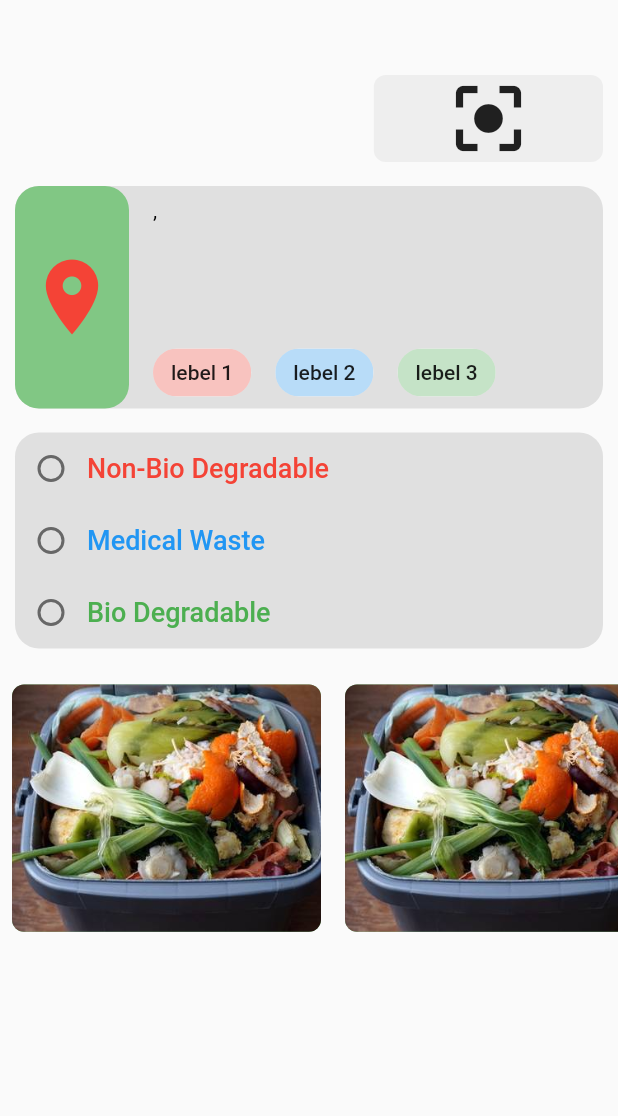
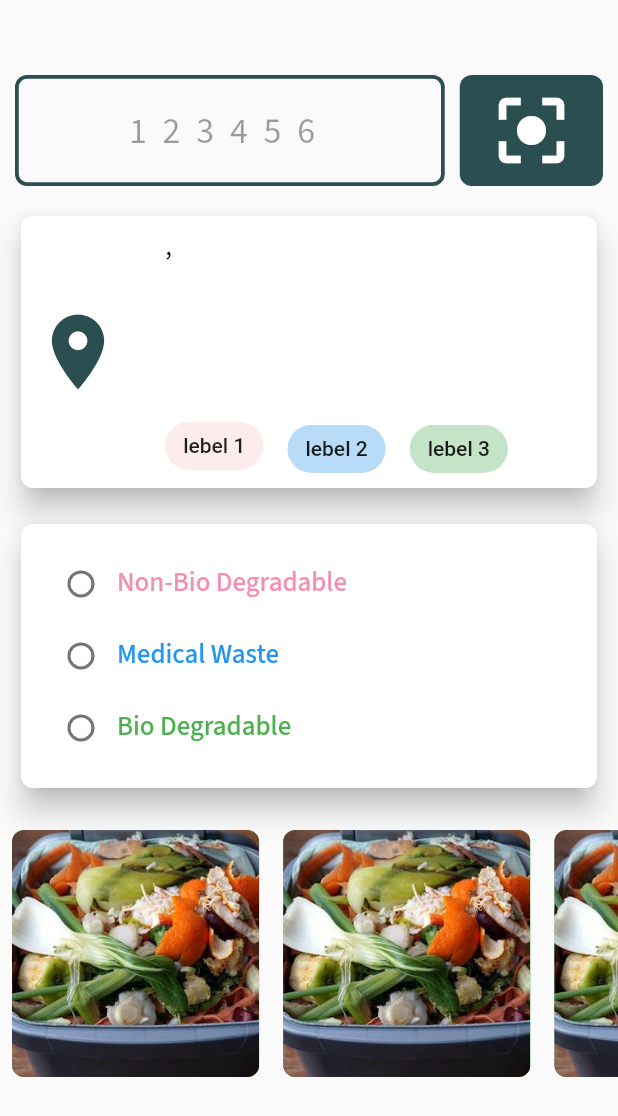
Before and after one commit to jddeep/BinMe, a Flutter app: the DustSelectionPage screen opened directly with empty values, on a phone screen of 412 x 824 dp. Shown: the top 1116 px of the screen. Run offline on Flutter 3.47's test engine with Material 2 defaults, Android fonts, the phone set to English and light mode, and no system bars; our stand-ins replace cloud_firestore, firebase_auth, google_fonts, google_maps_flutter, google_sign_in, image_picker and 1 more; missing offline and left inert: geocoder, qr_code_scanner; accounts and stored records are empty.

Commit message:
UI Update

```diff
--- a/lib/screens/dustSelection/dustSelectionPage.dart
+++ b/lib/screens/dustSelection/dustSelectionPage.dart
@@ -3,6 +3,7 @@ import 'dart:io';
 
 import 'package:flutter/material.dart';
 import 'package:geocoder/geocoder.dart';
+import 'package:google_fonts/google_fonts.dart';
 import 'package:google_maps_flutter/google_maps_flutter.dart';
 import 'package:image_picker/image_picker.dart';
 import 'package:rrr/constants/constants.dart';
@@ -118,16 +119,16 @@ class _DustSelectionPageState extends State<DustSelectionPage>
     return _file;
   }
 
-  Future<String> _getAddress(LatLng location )async {
+  Future<String> _getAddress(LatLng location) async {
     final coordinates = new Coordinates(location.latitude, location.longitude);
-    var addresses = await Geocoder.local.findAddressesFromCoordinates(coordinates);
+    var addresses =
+        await Geocoder.local.findAddressesFromCoordinates(coordinates);
     var first = addresses.first;
     print("${first.featureName} , ${first.addressLine}");
     setState(() {
       _address = "${first.featureName}, ${first.addressLine}";
     });
   }
-
 
   @override
   Widget build(BuildContext context) {
@@ -147,45 +148,56 @@ class _DustSelectionPageState extends State<DustSelectionPage>
                   children: [
                     Flexible(
                       flex: 3,
-                      child: Container(
-                          child: Text(widget.dustCode ?? '123456'),
-                          color: Colors.grey[200]),
-                      // child: TextField(
-                      //   controller: _editingController,
-                      //   keyboardType: TextInputType.number,
-                      //   decoration: InputDecoration(
-                      //     // focusColor: Colors.grey[200],
-                      //     hintText: "Enter dustbin no.",
-                      //     enabledBorder: OutlineInputBorder(
-                      //         borderRadius: BorderRadius.circular(8.0),
-                      //         borderSide:
-                      //             BorderSide(color: Colors.transparent)),
-                      //     focusedBorder: OutlineInputBorder(
-                      //         borderRadius: BorderRadius.circular(8.0),
-                      //         borderSide:
-                      //             BorderSide(color: Colors.transparent)),
-                      //     fillColor: Colors.grey[200],
-                      //     filled: true,
-                      //     border: OutlineInputBorder(
-                      //       borderSide: BorderSide(
-                      //         color: Colors.transparent,
-                      //       ),
-                      //     ),
-                      //   ),
-                      //   onEditingComplete: () {
-                      //     // todo
-                      //   },
-                      // ),
+                      child: TextField(
+                        textAlign: TextAlign.center,
+                        style: TextStyle(
+                            fontFamily: GoogleFonts.sourceSansPro(
+                                    fontWeight: FontWeight.bold)
+                                .fontFamily,
+                            fontSize: 24,
+                            letterSpacing: 10.5,
+                            color: Color(0xFF2B4F50)),
+                        keyboardType: TextInputType.number,
+                        decoration: InputDecoration(
+                          // focusColor: Colors.grey[200],
+                          hintText: "123456",
+                          hintStyle: TextStyle(
+                              fontFamily: GoogleFonts.sourceSansPro(
+                                      fontWeight: FontWeight.bold)
+                                  .fontFamily,
+                              fontSize: 24,
+                              letterSpacing: 10.5,
+                              color: Colors.black38),
+                          enabledBorder: OutlineInputBorder(
+                              borderRadius: BorderRadius.circular(8.0),
+                              borderSide: BorderSide(
+                                  color: Color(0xFF2B4F50), width: 2.5)),
+                          focusedBorder: OutlineInputBorder(
+                              borderRadius: BorderRadius.circular(8.0),
+                              borderSide: BorderSide(
+                                  color: Color(0xFF2B4F50), width: 2.5)),
+//                        fillColor: Colors.grey[200],
+//                        filled: true,
+                          border: OutlineInputBorder(
+                            borderSide: BorderSide(
+                              color: Colors.transparent,
+                            ),
+                          ),
+                        ),
+                        onEditingComplete: () {},
+                      ),
                     ),
                     SizedBox(
                       width: 10.0,
                     ),
                     Flexible(
-                      flex: 2,
+                      flex: 1,
                       child: Container(
                         decoration: BoxDecoration(
-                            color: Colors.grey[200],
+                            color: Color(0xFF2B4F50),
                             borderRadius: BorderRadius.circular(8.0)),
+                        child: Padding(
+                          padding: const EdgeInsets.all(8.0),
                           child: Center(
                             child: InkWell(
                               onTap: () async {
@@ -200,6 +212,8 @@ class _DustSelectionPageState extends State<DustSelectionPage>
                               child: Icon(
                                 Icons.center_focus_strong,
                                 size: 58.0,
+                                color: Colors.white,
+                              ),
                             ),
                           ),
                         ),
@@ -214,7 +228,9 @@ class _DustSelectionPageState extends State<DustSelectionPage>
               Padding(
                 padding: const EdgeInsets.only(left: 10.0, right: 10.0),
                 child: addressContainer(
-                    dustbinType: widget.dustbinType, location: widget.loaction, address : _address,),
+                    dustbinType: widget.dustbinType,
+                    location: widget.loaction,
+                    address: _address),
               ),
               SizedBox(
                 height: 16.0,
@@ -270,34 +286,30 @@ class _DustSelectionPageState extends State<DustSelectionPage>
 
   Widget addressContainer(
       {@required int dustbinType, LatLng location, String address}) {
-    return Container(
+    return Card(
+      elevation: 8.0,
+      clipBehavior: Clip.hardEdge,
+      shape: RoundedRectangleBorder(borderRadius: BorderRadius.circular(8.0)),
+      child: Container(
+        constraints: BoxConstraints(maxHeight: MediaQuery.of(context).size.height * 0.4),
         decoration: BoxDecoration(
-          color: Colors.grey[300], borderRadius: BorderRadius.circular(16.0)),
+            color: Colors.white, borderRadius: BorderRadius.circular(16.0)),
         child: Row(
-        crossAxisAlignment: CrossAxisAlignment.start,
-        // mainAxisAlignment: MainAxisAlignment.spaceBetween,
+          crossAxisAlignment: CrossAxisAlignment.center,
+          mainAxisAlignment: MainAxisAlignment.spaceBetween,
           children: [
-          Container(
-            height: MediaQuery.of(context).size.height * 0.18,
-            decoration: BoxDecoration(
-              color: Colors.green[300],
-              borderRadius: BorderRadius.circular(16.0),
-            ),
-            child: Center(
-              child: Padding(
+            Padding(
               padding: const EdgeInsets.all(8.0),
               child: Icon(
                 Icons.location_on,
                 size: 60.0,
-                  color: Colors.red,
+                color: Color(0xFF2B4F50),
               ),
             ),
-            ),
-          ),
-          SizedBox(width: 16.0),
+            // SizedBox(width: 10.0),
             Container(
               padding: const EdgeInsets.only(top: 8.0),
-            height: MediaQuery.of(context).size.height * 0.18,
+              height: MediaQuery.of(context).size.height * 0.22,
               // color: Col,
               child: Column(
                 mainAxisAlignment: MainAxisAlignment.spaceBetween,
@@ -307,8 +319,13 @@ class _DustSelectionPageState extends State<DustSelectionPage>
                     width: MediaQuery.of(context).size.width * 0.65,
                     child: Text(
                       "$address",
-                    // "${location.longitude}, ${location.latitude}",
-                    style: TextStyle(color: Colors.black),
+                      //"${location.longitude}, ${location.latitude} sjaj ska ajka ksacka aakc akmc a akmjav ak akavkmak ",
+                      style: TextStyle(
+                          fontFamily: GoogleFonts.sourceSansPro(
+                                  fontWeight: FontWeight.w600)
+                              .fontFamily,
+                          fontSize: 18,
+                          color: Colors.black),
                     ),
                   ),
                   SizedBox(
@@ -319,12 +336,12 @@ class _DustSelectionPageState extends State<DustSelectionPage>
                     // mainAxisSize: MainAxisSize.max,
                     children: [
                       Padding(
-                      padding: const EdgeInsets.only(right: 8.0),
+                        padding: const EdgeInsets.only(right: 8.0, bottom: 4.0),
                         child: Chip(
                             label: Text("lebel 1"),
                             backgroundColor: dustbinType == 1
-                              ? Colors.red
-                              : Colors.red.withOpacity(0.3)),
+                                ? Color(0xFFFFCCCC)
+                                : Color(0xFFFFCCCC).withOpacity(0.3)),
                       ),
                       Padding(
                         padding: const EdgeInsets.symmetric(horizontal: 8.0),
@@ -351,16 +368,24 @@ class _DustSelectionPageState extends State<DustSelectionPage>
             SizedBox(height: 16.0),
           ],
         ),
+      ),
     );
   }
 
   Widget selectionContainer() {
-    return Container(
+    return Card(
+      clipBehavior: Clip.hardEdge,
+      shape: RoundedRectangleBorder(borderRadius: BorderRadius.circular(8.0)),
+      elevation: 8.0,
+      color: Colors.white,
+      child: Container(
         decoration: BoxDecoration(
-        color: Colors.grey[300],
+          color: Colors.white,
           borderRadius: BorderRadius.circular(16.0),
         ),
         // height: MediaQuery.of(context).size.height * 0.3,
+        child: Padding(
+          padding: const EdgeInsets.all(16.0),
           child: Column(
             children: [
               Row(
@@ -368,6 +393,7 @@ class _DustSelectionPageState extends State<DustSelectionPage>
                   Radio(
                     value: 1,
                     groupValue: _dustType,
+                    activeColor: Colors.pink[200],
                     onChanged: (val) {
                       setState(() {
                         _dustType = val;
@@ -377,8 +403,9 @@ class _DustSelectionPageState extends State<DustSelectionPage>
                   Text(
                     "Non-Bio Degradable",
                     style: TextStyle(
+                        fontFamily: GoogleFonts.sourceSansPro().fontFamily,
                         fontSize: 18.0,
-                    color: Colors.red,
+                        color: Colors.pink[200],
                         fontWeight: FontWeight.w500),
                   ),
                 ],
@@ -388,6 +415,7 @@ class _DustSelectionPageState extends State<DustSelectionPage>
                   Radio(
                     value: 2,
                     groupValue: _dustType,
+                    activeColor: Colors.blue,
                     onChanged: (val) {
                       setState(() {
                         _dustType = val;
@@ -397,6 +425,7 @@ class _DustSelectionPageState extends State<DustSelectionPage>
                   Text(
                     "Medical Waste",
                     style: TextStyle(
+                        fontFamily: GoogleFonts.sourceSansPro().fontFamily,
                         fontSize: 18.0,
                         color: Colors.blue,
                         fontWeight: FontWeight.w500),
@@ -408,6 +437,7 @@ class _DustSelectionPageState extends State<DustSelectionPage>
                   Radio(
                     value: 3,
                     groupValue: _dustType,
+                    activeColor: Colors.green,
                     onChanged: (val) {
                       setState(() {
                         _dustType = val;
@@ -417,6 +447,7 @@ class _DustSelectionPageState extends State<DustSelectionPage>
                   Text(
                     "Bio Degradable",
                     style: TextStyle(
+                      fontFamily: GoogleFonts.sourceSansPro().fontFamily,
                       fontSize: 18.0,
                       color: Colors.green,
                       fontWeight: FontWeight.w500,
@@ -425,6 +456,8 @@ class _DustSelectionPageState extends State<DustSelectionPage>
                 ],
               ),
             ],
+          ),
+        ),
       ),
     );
   }
@@ -481,7 +514,7 @@ class _DustSelectionPageState extends State<DustSelectionPage>
         Container(
           //? Image Container
           height: MediaQuery.of(context).size.height * 0.2,
-          width: MediaQuery.of(context).size.width * 0.5,
+          width: MediaQuery.of(context).size.width * 0.4,
           decoration: BoxDecoration(
             color: color,
             borderRadius: BorderRadius.circular(8.0),
@@ -501,7 +534,7 @@ class _DustSelectionPageState extends State<DustSelectionPage>
             ? Container(
                 //? Image Container
                 height: MediaQuery.of(context).size.height * 0.2,
-                width: MediaQuery.of(context).size.width * 0.5,
+                width: MediaQuery.of(context).size.width * 0.4,
                 decoration: BoxDecoration(
                   color: Colors.purple.withOpacity(0.3),
                   borderRadius: BorderRadius.circular(8.0),
--- a/lib/screens/homePage.dart
+++ b/lib/screens/homePage.dart
@@ -115,7 +115,7 @@ class _HomePageState extends State<HomePage> {
                 DraggableScrollableSheet(
                   initialChildSize: 0.08,
                   minChildSize: 0.05,
-                  maxChildSize: 0.2,
+                  maxChildSize: 0.4,
                   builder: (BuildContext context,
                       ScrollController scrollController) {
                     return SingleChildScrollView(
--- a/lib/screens/profilePage.dart
+++ b/lib/screens/profilePage.dart
@@ -64,7 +64,7 @@ class _ProfilePageState extends State<ProfilePage> {
           ),
           Positioned(
               width: 350.0,
-              // top: MediaQuery.of(context).size.height / 5,
+              top: MediaQuery.of(context).size.height / 5,
               child: Column(
                 children: <Widget>[
                   Container(
--- a/lib/screens/signup/loginPage.dart
+++ b/lib/screens/signup/loginPage.dart
@@ -118,15 +118,13 @@ class _LoginPageState extends State<LoginPage> {
               crossAxisAlignment: CrossAxisAlignment.start,
               children: [
                 Expanded(
-                  flex: 8,
+                  // flex: 8,
                   child: Container(
                     height: MediaQuery.of(context).size.height,
                     child: Image.asset("assets/images/phone.png"),
                   ),
                 ),
-                Expanded(
-                  flex: 4,
-                  child: Container(
+                Container(
                   width: MediaQuery.of(context).size.width,
                   child: Padding(
                     padding: const EdgeInsets.symmetric(horizontal: 16.0),
@@ -208,7 +206,6 @@ class _LoginPageState extends State<LoginPage> {
                     ),
                   ),
                 ),
-                ),
               ],
             ),
           ),
```
Also changed, not shown: pubspec.lock. Lines whose indentation alone changed are shown as unchanged.
